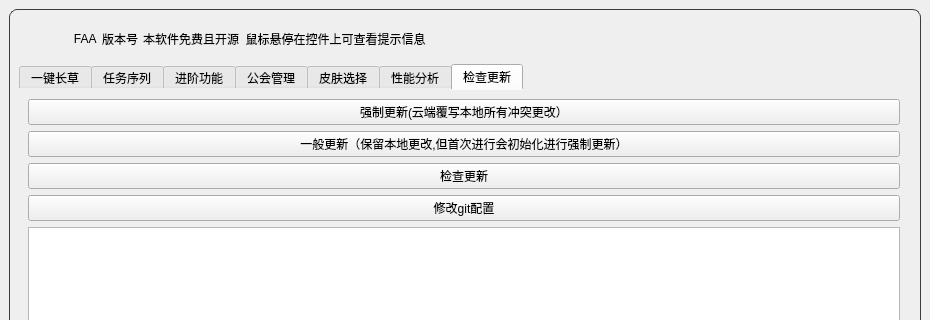
Old version of the form resource/ui/FAA_3.0.ui in the repository StareAbyss/FoodsVsMiceAutoAssistant; both pictures show x 0 to 930 and y 0 to 320 of the 930 by 760 pixel window.
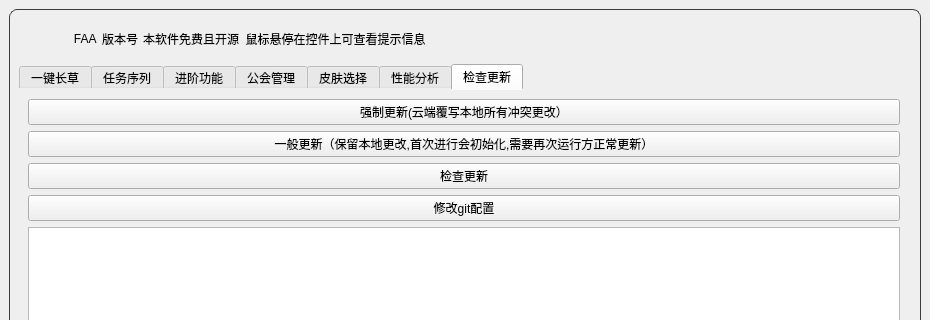
New version of the form. The open tabs and pages were chosen to show the change. Icons and pictures are not drawn. Custom widgets are drawn as their Qt base class.

Commit message: docs: git文案修正

The edit to the form file:
```diff
--- a/resource/ui/FAA_3.0.ui
+++ b/resource/ui/FAA_3.0.ui
@@ -7465,7 +7465,7 @@
              <item>
               <widget class="QPushButton" name="NormalUpdateButton">
                <property name="text">
-                <string>一般更新（保留本地更改,但首次进行会初始化进行强制更新）</string>
+                <string>一般更新（保留本地更改,首次进行会初始化,需要再次运行方正常更新）</string>
                </property>
               </widget>
              </item>
```
The commit also changes 1 other file.
